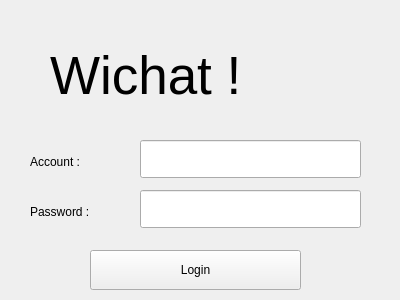
First picture: the form in src/loginwindow.ui, repository zwpwjwtz/Wichat-qt, before the edit.
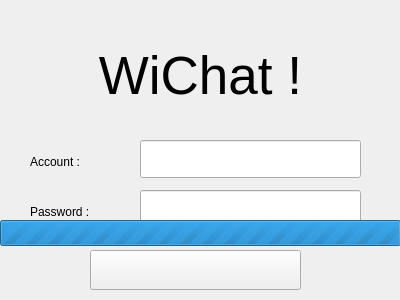
Second picture: the form after the edit. Icons and pictures are not drawn.

Commit message: Show progress bar in login window.

```diff
--- a/src/loginwindow.ui
+++ b/src/loginwindow.ui
@@ -10,15 +10,21 @@
     <height>300</height>
    </rect>
   </property>
+  <property name="sizePolicy">
+   <sizepolicy hsizetype="Fixed" vsizetype="Fixed">
+    <horstretch>0</horstretch>
+    <verstretch>0</verstretch>
+   </sizepolicy>
+  </property>
   <property name="windowTitle">
    <string>Wichat</string>
   </property>
   <widget class="QLabel" name="label">
    <property name="geometry">
     <rect>
-     <x>50</x>
+     <x>0</x>
      <y>30</y>
-     <width>311</width>
+     <width>401</width>
      <height>91</height>
     </rect>
    </property>
@@ -28,56 +34,10 @@
     </font>
    </property>
    <property name="text">
-    <string>Wichat !</string>
+    <string>WiChat !</string>
    </property>
-  </widget>
-  <widget class="QLabel" name="labelAccount">
-   <property name="geometry">
-    <rect>
-     <x>30</x>
-     <y>150</y>
-     <width>101</width>
-     <height>24</height>
-    </rect>
-   </property>
-   <property name="text">
-    <string>Account :</string>
-   </property>
-  </widget>
-  <widget class="QLineEdit" name="textID">
-   <property name="geometry">
-    <rect>
-     <x>140</x>
-     <y>140</y>
-     <width>221</width>
-     <height>38</height>
-    </rect>
-   </property>
-  </widget>
-  <widget class="QLineEdit" name="textPassword">
-   <property name="geometry">
-    <rect>
-     <x>140</x>
-     <y>190</y>
-     <width>221</width>
-     <height>38</height>
-    </rect>
-   </property>
-   <property name="echoMode">
-    <enum>QLineEdit::Password</enum>
-   </property>
-  </widget>
-  <widget class="QLabel" name="labelPassword">
-   <property name="geometry">
-    <rect>
-     <x>30</x>
-     <y>200</y>
-     <width>101</width>
-     <height>24</height>
-    </rect>
-   </property>
-   <property name="text">
-    <string>Password :</string>
+   <property name="alignment">
+    <set>Qt::AlignCenter</set>
    </property>
   </widget>
   <widget class="QPushButton" name="buttonLogin">
@@ -89,9 +49,6 @@
      <height>40</height>
     </rect>
    </property>
-   <property name="text">
-    <string>Login</string>
-   </property>
   </widget>
   <widget class="QPushButton" name="buttonSettings">
    <property name="geometry">
@@ -113,6 +70,115 @@
     <bool>true</bool>
    </property>
   </widget>
+  <widget class="QFrame" name="frameInput">
+   <property name="geometry">
+    <rect>
+     <x>0</x>
+     <y>120</y>
+     <width>401</width>
+     <height>131</height>
+    </rect>
+   </property>
+   <widget class="QLineEdit" name="textPassword">
+    <property name="geometry">
+     <rect>
+      <x>140</x>
+      <y>70</y>
+      <width>221</width>
+      <height>38</height>
+     </rect>
+    </property>
+    <property name="echoMode">
+     <enum>QLineEdit::Password</enum>
+    </property>
+   </widget>
+   <widget class="QLabel" name="labelAccount">
+    <property name="geometry">
+     <rect>
+      <x>30</x>
+      <y>30</y>
+      <width>101</width>
+      <height>24</height>
+     </rect>
+    </property>
+    <property name="text">
+     <string>Account :</string>
+    </property>
+   </widget>
+   <widget class="QLabel" name="labelPassword">
+    <property name="geometry">
+     <rect>
+      <x>30</x>
+      <y>80</y>
+      <width>101</width>
+      <height>24</height>
+     </rect>
+    </property>
+    <property name="text">
+     <string>Password :</string>
+    </property>
+   </widget>
+   <widget class="QLineEdit" name="textID">
+    <property name="geometry">
+     <rect>
+      <x>140</x>
+      <y>20</y>
+      <width>221</width>
+      <height>38</height>
+     </rect>
+    </property>
+   </widget>
+  </widget>
+  <widget class="QFrame" name="frameProgress">
+   <property name="geometry">
+    <rect>
+     <x>0</x>
+     <y>120</y>
+     <width>401</width>
+     <height>131</height>
+    </rect>
+   </property>
+   <widget class="QProgressBar" name="progressBar">
+    <property name="geometry">
+     <rect>
+      <x>0</x>
+      <y>100</y>
+      <width>401</width>
+      <height>26</height>
+     </rect>
+    </property>
+    <property name="maximum">
+     <number>0</number>
+    </property>
+    <property name="value">
+     <number>0</number>
+    </property>
+    <property name="textVisible">
+     <bool>false</bool>
+    </property>
+   </widget>
+   <widget class="QLabel" name="textState">
+    <property name="geometry">
+     <rect>
+      <x>0</x>
+      <y>70</y>
+      <width>401</width>
+      <height>31</height>
+     </rect>
+    </property>
+    <property name="text">
+     <string/>
+    </property>
+    <property name="alignment">
+     <set>Qt::AlignCenter</set>
+    </property>
+   </widget>
+  </widget>
+  <zorder>frameInput</zorder>
+  <zorder>label</zorder>
+  <zorder>buttonLogin</zorder>
+  <zorder>buttonSettings</zorder>
+  <zorder>frameProgress</zorder>
  </widget>
  <resources>
   <include location="icon.qrc"/>
```
Left out of the diff: 6 changed lines with no effect on the pictures. The commit also changes 2 other files.
